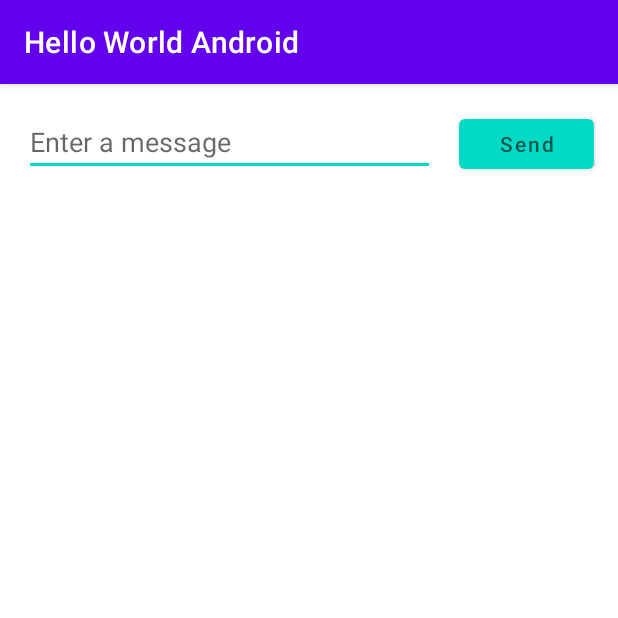
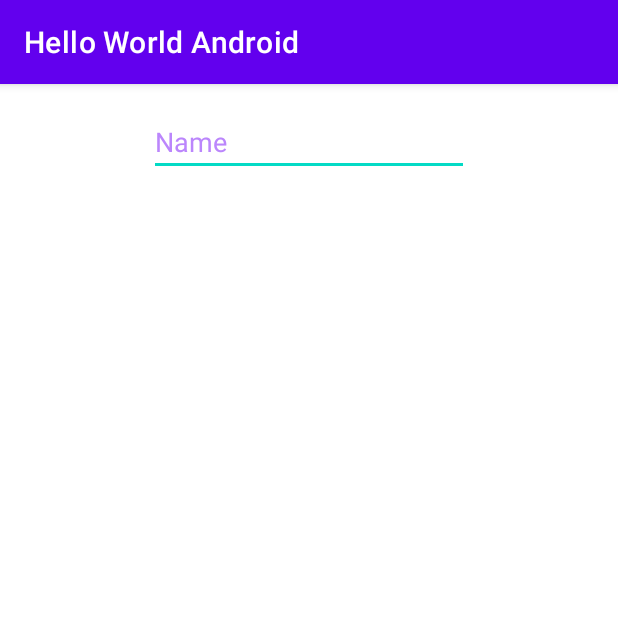
Before and after one commit to YohanAvishke/HelloWorldAndroid, an Android app: the screen it shows after launch (MainActivity before the commit, DisplayMessageActivity after it), after a tap on an icon or button, on a phone screen of 412 x 824 dp, the top half of it. Run offline under Robolectric (Android 15) with nearby library versions, the phone set to English and light mode, and no system bars; 3 statements that could not run were skipped.

Commit message:
Create the display activity

```diff
--- a/app/src/main/AndroidManifest.xml
+++ b/app/src/main/AndroidManifest.xml
@@ -9,6 +9,7 @@
         android:roundIcon="@mipmap/ic_launcher_round"
         android:supportsRtl="true"
         android:theme="@style/Theme.HelloWorldAndroid">
+        <activity android:name=".DisplayMessageActivity"></activity>
         <activity android:name=".MainActivity">
             <intent-filter>
                 <action android:name="android.intent.action.MAIN" />
--- /dev/null
+++ b/app/src/main/java/com/example/helloworldandroid/DisplayMessageActivity.kt
@@ -0,0 +1,11 @@
+package com.example.helloworldandroid
+
+import androidx.appcompat.app.AppCompatActivity
+import android.os.Bundle
+
+class DisplayMessageActivity : AppCompatActivity() {
+    override fun onCreate(savedInstanceState: Bundle?) {
+        super.onCreate(savedInstanceState)
+        setContentView(R.layout.activity_display_message)
+    }
+}
--- a/app/src/main/java/com/example/helloworldandroid/MainActivity.kt
+++ b/app/src/main/java/com/example/helloworldandroid/MainActivity.kt
@@ -1,8 +1,12 @@
 package com.example.helloworldandroid
 
 import androidx.appcompat.app.AppCompatActivity
+import android.content.Intent
 import android.os.Bundle
 import android.view.View
+import android.widget.EditText
+
+const val EXTRA_MESSAGE = "com.example.myfirstapp.MESSAGE"
 
 class MainActivity : AppCompatActivity() {
     override fun onCreate(savedInstanceState: Bundle?) {
@@ -12,6 +16,11 @@ class MainActivity : AppCompatActivity() {
 
     /** Called when the user taps the Send button */
     fun sendMessage(view: View) {
-        // Do something in response to button
+        val editText = findViewById<EditText>(R.id.editText)
+        val message = editText.text.toString()
+        val intent = Intent(this, DisplayMessageActivity::class.java).apply {
+            putExtra(EXTRA_MESSAGE, message)
+        }
+        startActivity(intent)
     }
 }
--- /dev/null
+++ b/app/src/main/res/layout/activity_display_message.xml
@@ -0,0 +1,21 @@
+<?xml version="1.0" encoding="utf-8"?>
+<androidx.constraintlayout.widget.ConstraintLayout xmlns:android="http://schemas.android.com/apk/res/android"
+    xmlns:app="http://schemas.android.com/apk/res-auto"
+    xmlns:tools="http://schemas.android.com/tools"
+    android:layout_width="match_parent"
+    android:layout_height="match_parent"
+    tools:context=".DisplayMessageActivity">
+
+    <EditText
+        android:id="@+id/editTextTextPersonName3"
+        android:layout_width="wrap_content"
+        android:layout_height="wrap_content"
+        android:layout_marginTop="16dp"
+        android:ems="10"
+        android:inputType="textPersonName"
+        android:text="Name"
+        android:textColor="@color/purple_200"
+        app:layout_constraintEnd_toEndOf="parent"
+        app:layout_constraintStart_toStartOf="parent"
+        app:layout_constraintTop_toTopOf="parent" />
+</androidx.constraintlayout.widget.ConstraintLayout>
```
